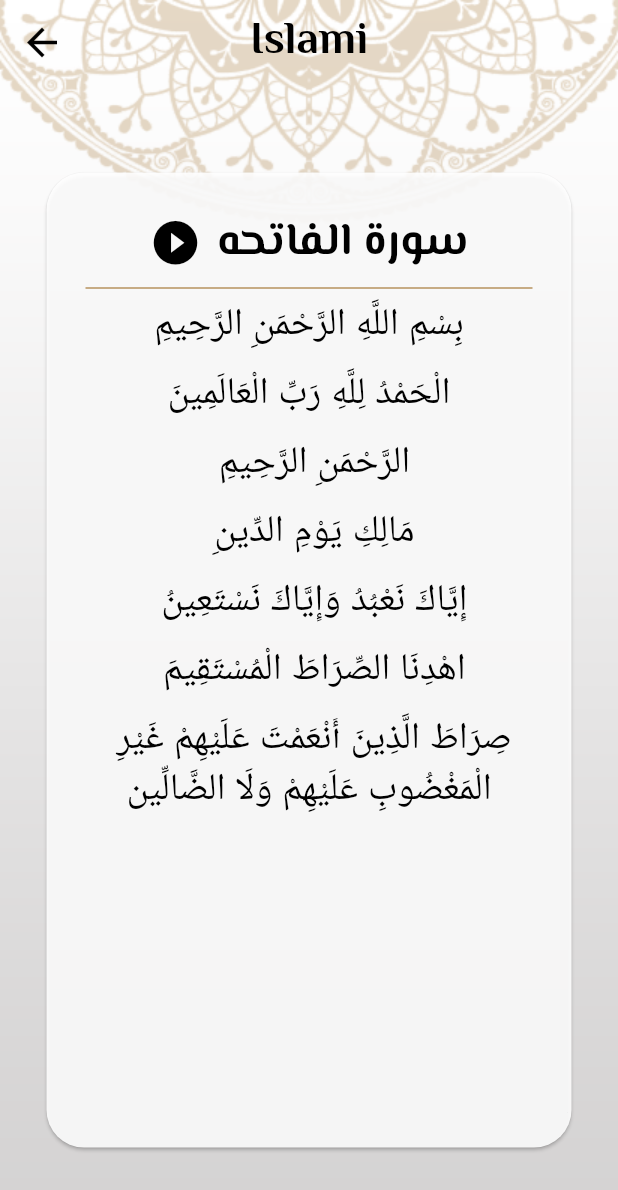
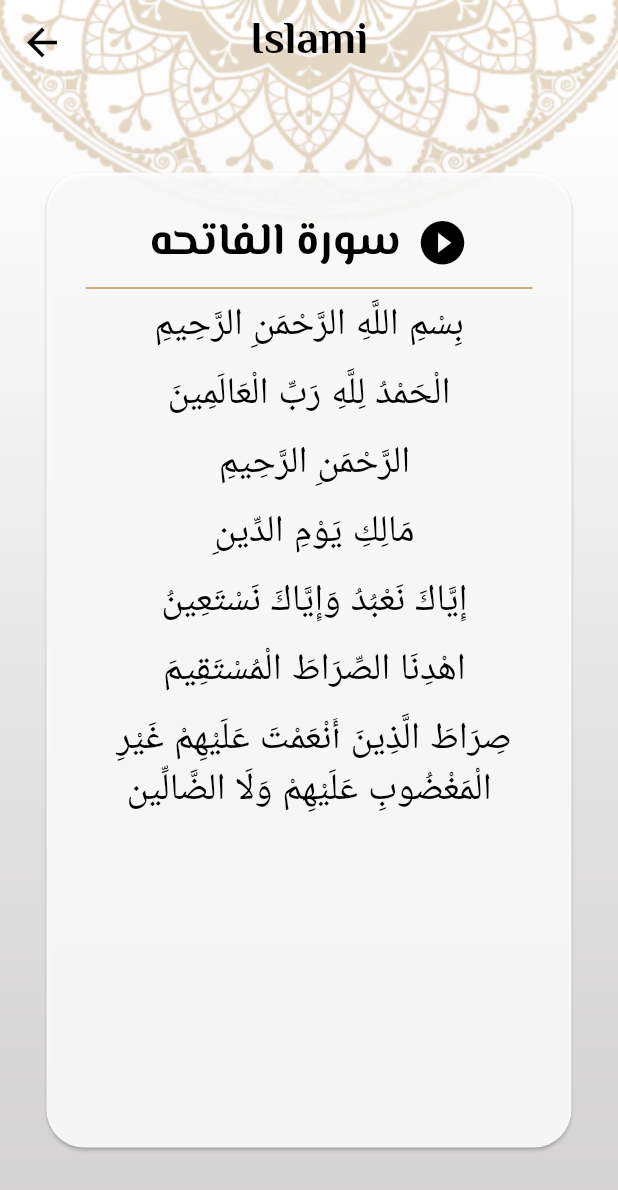
Before and after one commit to Omnia-97/Muslim_app_flutter, a Flutter app: the screen it shows after launch, after a tap on "الفاتحه", on a phone screen of 412 x 824 dp. Shown: the top 1190 px of the screen. Run offline on Flutter 3.47's test engine with Material 3 defaults, Android fonts, the phone set to English and light mode, and no system bars; our stand-ins replace google_fonts; generated files the repository leaves out were written again.

Commit message:
Edit Sura Details icon

```diff
--- a/lib/sura_details/sura_details.dart
+++ b/lib/sura_details/sura_details.dart
@@ -16,6 +16,7 @@ class SuraDetails extends StatelessWidget {
   Widget build(BuildContext context) {
     var model = ModalRoute.of(context)!.settings.arguments as SuraModel;
     var provider2 = Provider.of<MyProvider>(context);
+    bool isTextDirectionRTL = Directionality.of(context) == TextDirection.rtl;
     return ChangeNotifierProvider<SuraDetailsProvider>(
       create: (context) => SuraDetailsProvider()..loadFile(model.index),
       builder: (context, child) {
@@ -54,6 +55,7 @@ class SuraDetails extends StatelessWidget {
                           child: Row(
                             mainAxisAlignment: MainAxisAlignment.center,
                             children: [
+                             if( isTextDirectionRTL)...[
                                Icon(
                                  Icons.play_circle_filled_outlined,
                                  size: 35,
@@ -71,6 +73,28 @@ class SuraDetails extends StatelessWidget {
                                  ),
                                  textAlign: TextAlign.center,
                                ),
+                             ],
+                              if(!isTextDirectionRTL)...[
+                                Text(
+                                  'سورة ${model.name}',
+                                  style: GoogleFonts.elMessiri(
+                                    textStyle:
+                                    Theme.of(context).textTheme.bodyLarge,
+                                    color: provider2.changeQuranTextColor(),
+                                  ),
+                                  textAlign: TextAlign.center,
+                                ),
+                                SizedBox(
+                                  width: 10,
+                                ),
+                                Icon(
+                                  Icons.play_circle_filled_outlined,
+                                  size: 35,
+                                  color: provider2.changeQuranTextColor(),
+                                ),
+                              ]
+
+
                             ],
                           ),
                         ),
```
Lines whose indentation alone changed are shown as unchanged.
